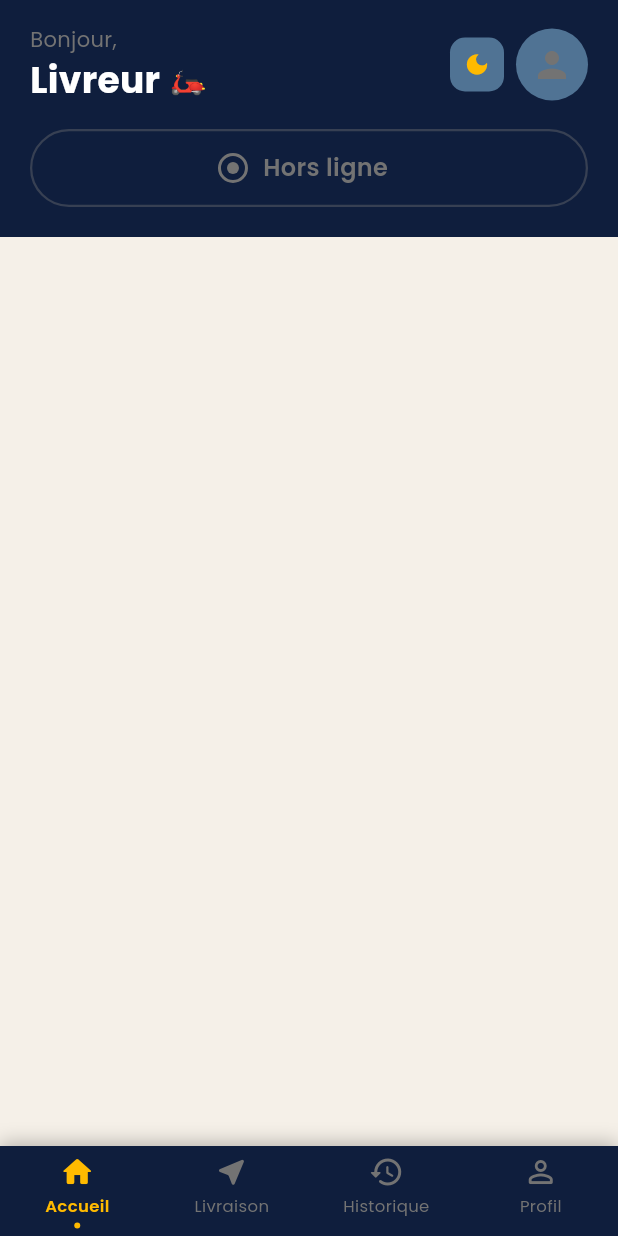
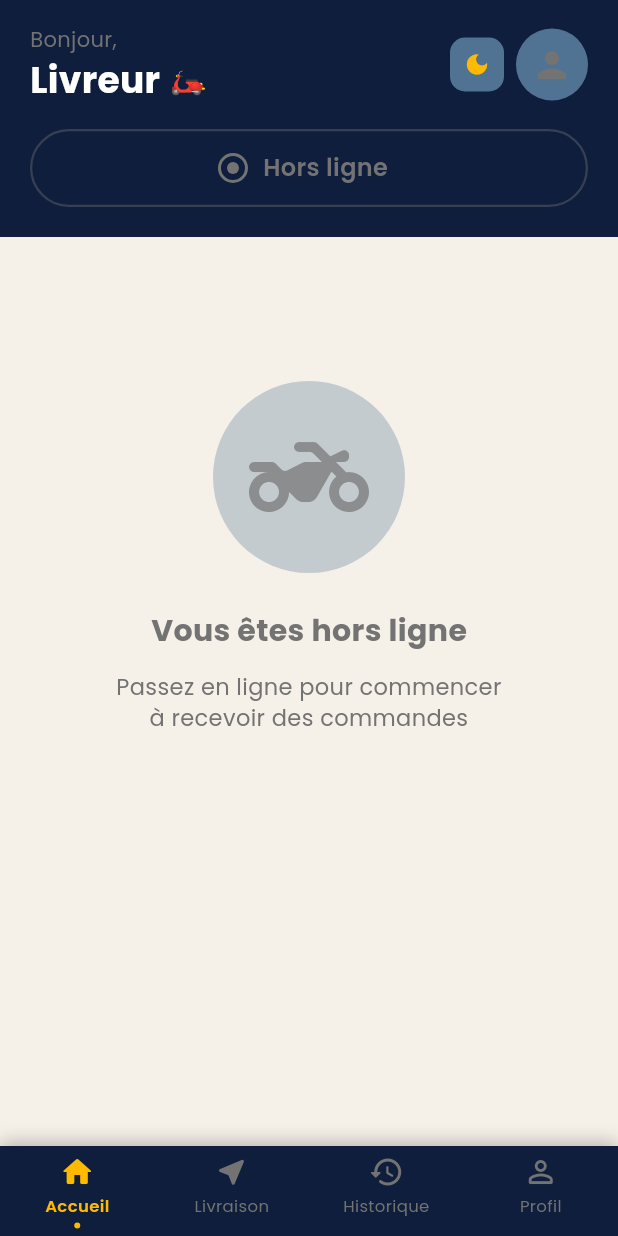
Before and after one commit to raihana10/flutter-local-delivery-app, a Flutter app: the DashboardScreen screen opened by its route, on a phone screen of 412 x 824 dp. Run offline on Flutter 3.47's test engine with Material 3 defaults, Android fonts, the phone set to English and light mode, and no system bars; our stand-ins replace csv, dio, file_picker, fl_chart, flutter_dotenv, flutter_map and 8 more; missing offline and left inert: excel; accounts and stored records are empty.

Commit message:
feat(livreur): improve offline UI and navigation in dashboard

```diff
--- a/frontend/lib/presentation/screens/livreur/dashboard_screen.dart
+++ b/frontend/lib/presentation/screens/livreur/dashboard_screen.dart
@@ -20,8 +20,6 @@ class DashboardScreen extends StatefulWidget {
 }
 
 class _DashboardScreenState extends State<DashboardScreen> {
-  int _navIndex = 0;
-
   @override
   void initState() {
     super.initState();
@@ -86,35 +84,31 @@ class _DashboardScreenState extends State<DashboardScreen> {
                         if (dashboardProvider.isOnline &&
                             dashboardProvider.availableCommandes.isEmpty)
                           _buildWaitingMessage(),
+                        if (!dashboardProvider.isOnline)
+                          _buildOfflineMessage(),
                       ],
                     ),
                   ),
           ),
           LivreurBottomNavBar(
-            currentIndex: _navIndex,
+            currentIndex: 0,
             onTap: (i) {
-              setState(() => _navIndex = i);
+              if (i == 0) return;
               if (i == 1 && dashboardProvider.activeCommande != null) {
                 Navigator.push(
-                    context,
-                    MaterialPageRoute(
-                      builder: (_) => LivraisonActiveScreen(
-                          commande: dashboardProvider.activeCommande),
-                    ));
-              }
-              if (i == 2) {
-                Navigator.push(
-                    context,
-                    MaterialPageRoute(
-                      builder: (_) => const HistoriqueScreen(),
-                    ));
-              }
-              if (i == 3) {
-                Navigator.push(
-                    context,
-                    MaterialPageRoute(
-                      builder: (_) => const LivreurProfileScreen(),
-                    ));
+                  context,
+                  MaterialPageRoute(builder: (_) => LivraisonActiveScreen(commande: dashboardProvider.activeCommande)),
+                );
+              } else if (i == 2) {
+                Navigator.pushReplacement(
+                  context,
+                  PageRouteBuilder(pageBuilder: (_,__,___) => const HistoriqueScreen(), transitionDuration: Duration.zero),
+                );
+              } else if (i == 3) {
+                Navigator.pushReplacement(
+                  context,
+                  PageRouteBuilder(pageBuilder: (_,__,___) => const LivreurProfileScreen(), transitionDuration: Duration.zero),
+                );
               }
             },
           ),
@@ -272,4 +266,45 @@ class _DashboardScreenState extends State<DashboardScreen> {
       ),
     );
   }
+  Widget _buildOfflineMessage() {
+    return Container(
+      margin: const EdgeInsets.only(top: 64),
+      child: Column(
+        mainAxisAlignment: MainAxisAlignment.center,
+        children: [
+          Container(
+            padding: const EdgeInsets.all(24),
+            decoration: BoxDecoration(
+              color: AppColors.navyMedium.withValues(alpha: 0.3),
+              shape: BoxShape.circle,
+            ),
+            child: Icon(
+              Icons.two_wheeler_rounded,
+              size: 80,
+              color: AppColors.textSecondary.withValues(alpha: 0.7),
+            ),
+          ),
+          const SizedBox(height: 24),
+          const Text(
+            'Vous êtes hors ligne',
+            style: TextStyle(
+              fontSize: 20,
+              fontWeight: FontWeight.bold,
+              color: AppColors.textSecondary,
+            ),
+          ),
+          const SizedBox(height: 12),
+          const Text(
+            'Passez en ligne pour commencer\nà recevoir des commandes',
+            textAlign: TextAlign.center,
+            style: TextStyle(
+              fontSize: 15,
+              color: AppColors.textSecondary,
+              height: 1.4,
+            ),
+          ),
+        ],
+      ),
+    );
+  }
 }
```
